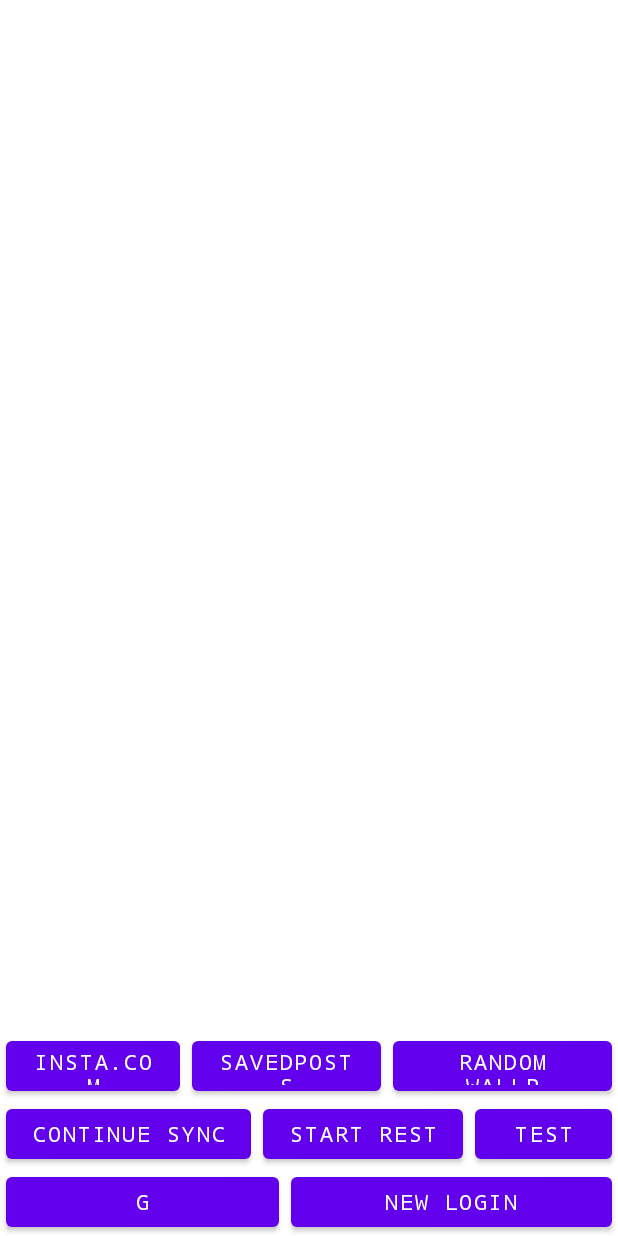
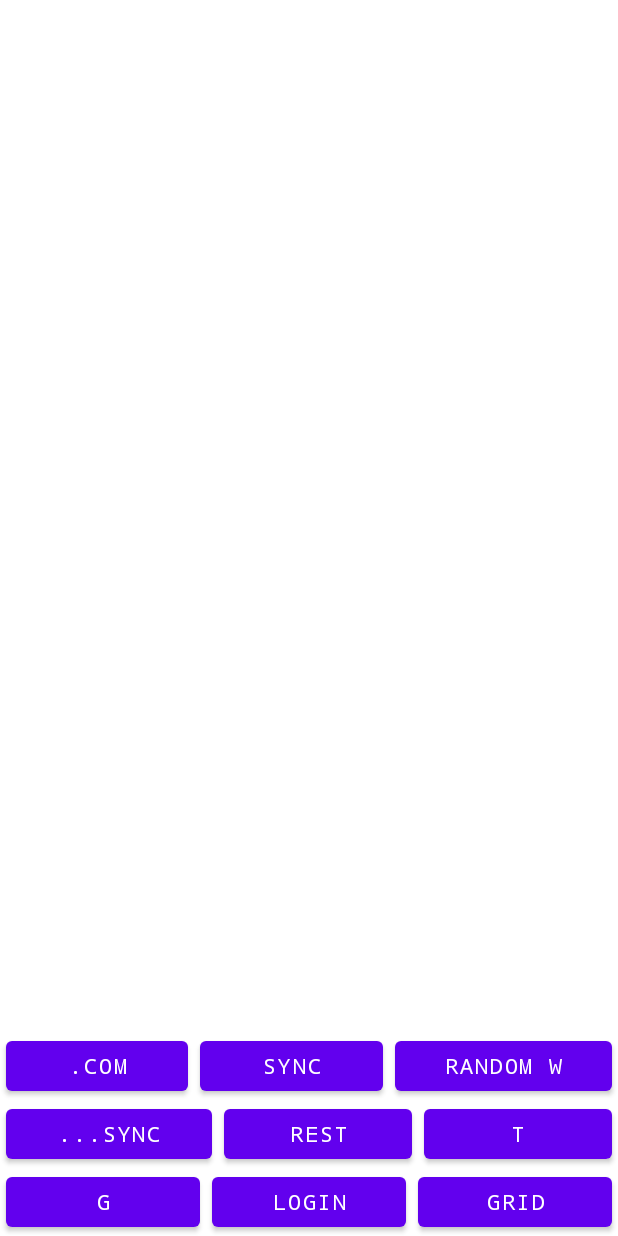
Before and after one commit to chinmayjx/InstaWallPlus, an Android app: the layout activity_main.xml on its own in the app's theme, with its tools: preview values and no code run, on a phone screen of 412 x 824 dp. Run offline under Robolectric (Android 15) with nearby library versions, the phone set to English and light mode, and no system bars.

Commit message:
recycler view grid

```diff
--- a/app/src/main/java/cj/instawall/plus/MainService.java
+++ b/app/src/main/java/cj/instawall/plus/MainService.java
@@ -39,7 +39,7 @@ public class MainService extends Service {
 
     public void createInstaClient() {
         try {
-            instaClient = new InstaClient(this);
+            instaClient = InstaClient.getInstance(this);
             Log.d(TAG, "Updated InstaClient");
         } catch (Exception e) {
             Log.e(TAG, "MainService: Failed to get InstaClient " + Log.getStackTraceString(e));
--- a/app/src/main/res/layout/activity_main.xml
+++ b/app/src/main/res/layout/activity_main.xml
@@ -20,7 +20,7 @@
             android:layout_marginStart="4dp"
             android:layout_marginEnd="4dp"
             android:layout_weight="1"
-            android:text="Insta.com"
+            android:text=".com"
             android:typeface="monospace" />
 
         <Button
@@ -30,7 +30,7 @@
             android:layout_marginStart="4dp"
             android:layout_marginEnd="4dp"
             android:layout_weight="1"
-            android:text="SavedPosts"
+            android:text="Sync"
             android:typeface="monospace" />
 
         <Button
@@ -40,7 +40,7 @@
             android:layout_marginStart="4dp"
             android:layout_marginEnd="4dp"
             android:layout_weight="1"
-            android:text="Random WallP"
+            android:text="Random W"
             android:typeface="monospace" />
     </LinearLayout>
 
@@ -55,7 +55,7 @@
             android:layout_marginStart="4dp"
             android:layout_marginEnd="4dp"
             android:layout_weight="1"
-            android:text="Continue Sync"
+            android:text="...Sync"
             android:typeface="monospace" />
 
         <Button
@@ -65,7 +65,7 @@
             android:layout_marginStart="4dp"
             android:layout_marginEnd="4dp"
             android:layout_weight="1"
-            android:text="Start REST"
+            android:text="REST"
             android:typeface="monospace" />
 
         <Button
@@ -75,7 +75,7 @@
             android:layout_marginStart="4dp"
             android:layout_marginEnd="4dp"
             android:layout_weight="1"
-            android:text="Test"
+            android:text="T"
             android:typeface="monospace" />
     </LinearLayout>
 
@@ -100,7 +100,17 @@
             android:layout_marginStart="4dp"
             android:layout_marginEnd="4dp"
             android:layout_weight="1"
-            android:text="New Login"
+            android:text="Login"
+            android:typeface="monospace" />
+
+        <Button
+            android:id="@+id/I"
+            android:layout_width="wrap_content"
+            android:layout_height="match_parent"
+            android:layout_marginStart="4dp"
+            android:layout_marginEnd="4dp"
+            android:layout_weight="1"
+            android:text="Grid"
             android:typeface="monospace" />
     </LinearLayout>
 </LinearLayout>
```
Also changed, not shown: app/src/main/AndroidManifest.xml (+16 -4 lines), app/src/main/java/cj/instawall/plus/InstaClient.java (+50 -8 lines), app/src/main/java/cj/instawall/plus/MainActivity.java (+8 -4 lines), app/src/main/java/cj/instawall/plus/ViewActivity.java (added, +102 -0 lines), app/src/main/res/layout/activity_view.xml (added, +10 -0 lines), app/src/main/res/layout/grid_item.xml (added, +10 -0 lines).
